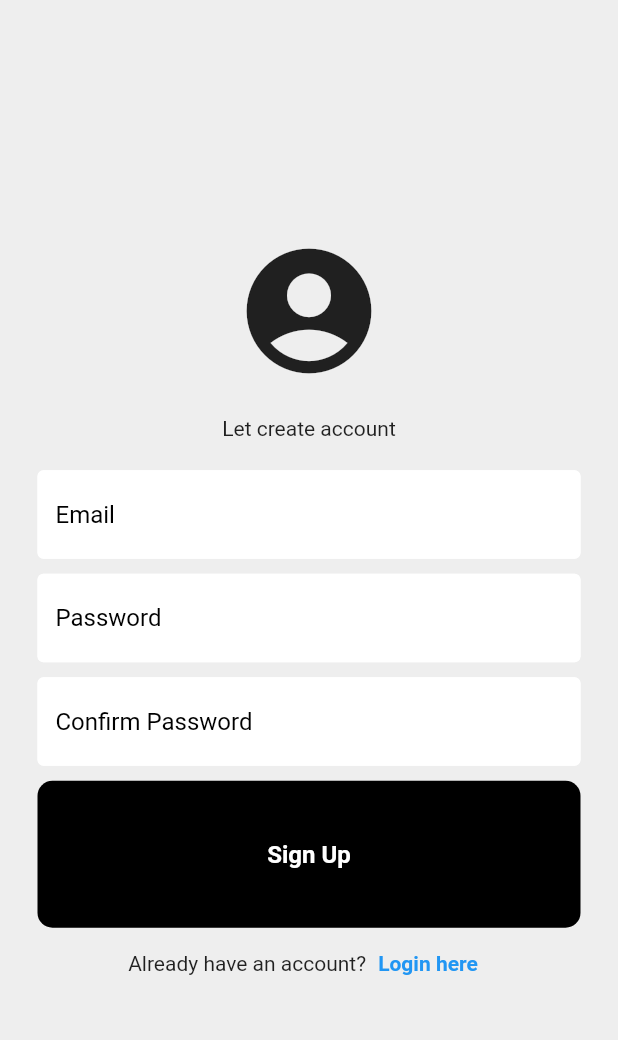
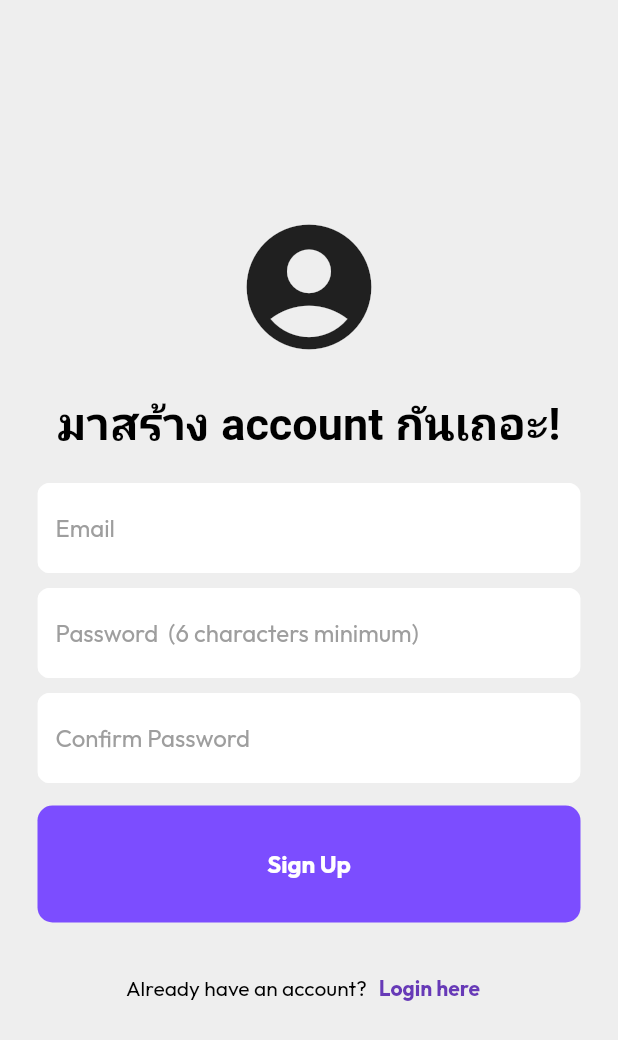
Before and after one commit to AllergyOat/JodWallet-flutter, a Flutter app: the screen it shows after launch, after a tap on "Register here", on a phone screen of 412 x 824 dp. Shown: the top 1040 px of the screen. Run offline on Flutter 3.47's test engine with Material 2 defaults, Android fonts, the light colour scheme and no system bars; our stand-ins replace firebase_auth, firebase_core, google_fonts; accounts and stored records are empty; network calls fail.

Commit message:
Add Google fontsStyle

```diff
--- a/lib/component/button.dart
+++ b/lib/component/button.dart
@@ -1,4 +1,5 @@
 import 'package:flutter/material.dart';
+import 'package:google_fonts/google_fonts.dart';
 
 class MyButton extends StatelessWidget {
   final Function()? onTap;
@@ -14,9 +15,9 @@ class MyButton extends StatelessWidget {
     return GestureDetector(
       onTap: onTap,
       child: Container(
-        padding: const EdgeInsets.all(25),
+        padding: const EdgeInsets.all(15),
         decoration: BoxDecoration(
-          color: Colors.black,
+          color: Colors.deepPurpleAccent,
           borderRadius: BorderRadius.circular(10),
         ),
         child: TextButton(
@@ -24,7 +25,7 @@ class MyButton extends StatelessWidget {
           child: Center(
             child: Text(
               text,
-              style: const TextStyle(
+              style: GoogleFonts.outfit(
                 color: Colors.white,
                 fontWeight: FontWeight.bold,
                 fontSize: 16,
--- a/lib/component/text_field.dart
+++ b/lib/component/text_field.dart
@@ -1,4 +1,5 @@
 import 'package:flutter/material.dart';
+import 'package:google_fonts/google_fonts.dart';
 
 class MyTextField extends StatefulWidget {
   final TextEditingController controller;
@@ -19,7 +20,9 @@ class MyTextField extends StatefulWidget {
 class _MyTextFieldState extends State<MyTextField> {
   @override
   Widget build(BuildContext context) {
-    return TextField(
+    return ClipRRect(
+      borderRadius: BorderRadius.circular(8),
+      child: TextField(
         controller: widget.controller,
         obscureText: widget.obsecureText,
         decoration: InputDecoration(
@@ -32,7 +35,8 @@ class _MyTextFieldState extends State<MyTextField> {
           fillColor: Colors.white,
           filled: true,
           hintText: widget.hintText,
-        hintStyle: TextStyle(color: Colors.black),
+          hintStyle: GoogleFonts.outfit(color: Colors.grey,),
+        ),
       ),
     );
   }
--- a/lib/pages/login_page.dart
+++ b/lib/pages/login_page.dart
@@ -2,6 +2,7 @@ import 'package:firebase_auth/firebase_auth.dart';
 import 'package:flutter/material.dart';
 import 'package:project/component/text_field.dart';
 import 'package:project/component/button.dart';
+import 'package:google_fonts/google_fonts.dart';
 
 class LoginPage extends StatefulWidget {
   final Function()? onTap;
@@ -57,10 +58,23 @@ class _LoginPageState extends State<LoginPage> {
             child: Column(
               mainAxisAlignment: MainAxisAlignment.center,
               children: [
-                const Icon(Icons.account_circle, size: 100),
-                const SizedBox(height: 20),
-                const Text('welcome to our app'),
-                const SizedBox(height: 20),
+                // const Icon(Icons.account_circle, size: 100),
+                const SizedBox(height: 10),
+                Text(
+                  'สวัสดี!',
+                  style: GoogleFonts.notoSansThai(
+                    textStyle: const TextStyle(
+                        fontSize: 40, fontWeight: FontWeight.bold),
+                  ),
+                ),
+                const SizedBox(height: 10),
+                Text(
+                  "Welcome back, nice to meet you",
+                  style: GoogleFonts.outfit(
+                    textStyle: const TextStyle(fontSize: 20),
+                  ),
+                ),
+                const SizedBox(height: 30),
 
                 // email text field
                 MyTextField(
@@ -68,7 +82,7 @@ class _LoginPageState extends State<LoginPage> {
                   hintText: "Email",
                   obsecureText: false,
                 ),
-                const SizedBox(height: 10),
+                const SizedBox(height: 11),
 
                 // password text field
                 MyTextField(
@@ -76,24 +90,32 @@ class _LoginPageState extends State<LoginPage> {
                   hintText: "Password",
                   obsecureText: true,
                 ),
-                const SizedBox(height: 10),
+                const SizedBox(height: 13),
 
                 //sign in button
                 MyButton(onTap: signIn, text: 'Sign in'),
+                const SizedBox(height: 20),
 
                 // register suggestion
                 Row(
                   mainAxisAlignment: MainAxisAlignment.center,
                   children: [
-                    const Text('Don\'t have an account?'),
+                    Text(
+                      'Don\'t have an account?',
+                      style: GoogleFonts.outfit(
+                          textStyle: const TextStyle(color: Colors.black)),
+                    ),
                     TextButton(
                       onPressed: () {},
                       child: GestureDetector(
                         onTap: widget.onTap,
-                        child: const Text('Register here',
-                            style: TextStyle(
-                                color: Colors.blue,
-                                fontWeight: FontWeight.bold)),
+                        child: Text(
+                          'Register here',
+                          style: GoogleFonts.outfit(
+                              textStyle: const TextStyle(
+                                  color: Colors.deepPurple,
+                                  fontWeight: FontWeight.bold)),
+                        ),
                       ),
                     ),
                   ],
--- a/lib/pages/register_page.dart
+++ b/lib/pages/register_page.dart
@@ -1,5 +1,6 @@
 import 'package:firebase_auth/firebase_auth.dart';
 import 'package:flutter/material.dart';
+import 'package:google_fonts/google_fonts.dart';
 import '../component/button.dart';
 import '../component/text_field.dart';
 
@@ -65,7 +66,11 @@ class _RegisterPageState extends State<RegisterPage> {
               children: [
                 const Icon(Icons.account_circle, size: 100),
                 const SizedBox(height: 20),
-                const Text('Let create account'),
+                Text('มาสร้าง account กันเถอะ!',
+                    style: GoogleFonts.notoSansThai(
+                        color: Colors.black,
+                        fontSize: 30,
+                        fontWeight: FontWeight.bold)),
                 const SizedBox(height: 20),
 
                 // email text field
@@ -79,7 +84,7 @@ class _RegisterPageState extends State<RegisterPage> {
                 // password text field
                 MyTextField(
                   controller: passwordTextController,
-                  hintText: "Password",
+                  hintText: "Password  (6 characters minimum)",
                   obsecureText: true,
                 ),
                 const SizedBox(height: 10),
@@ -90,23 +95,25 @@ class _RegisterPageState extends State<RegisterPage> {
                   hintText: "Confirm Password",
                   obsecureText: true,
                 ),
-                const SizedBox(height: 10),
+                const SizedBox(height: 15),
 
                 //sign Up button
                 MyButton(onTap: signUp, text: 'Sign Up'),
+                const SizedBox(height: 20),
 
                 // register suggestion
                 Row(
                   mainAxisAlignment: MainAxisAlignment.center,
                   children: [
-                    const Text('Already have an account?'),
+                    Text('Already have an account?',
+                        style: GoogleFonts.outfit(color: Colors.black)),
                     TextButton(
                       onPressed: () {},
                       child: GestureDetector(
                         onTap: widget.onTap,
-                        child: const Text('Login here',
-                            style: TextStyle(
-                                color: Colors.blue,
+                        child: Text('Login here',
+                            style: GoogleFonts.outfit(
+                                color: Colors.deepPurple,
                                 fontWeight: FontWeight.bold)),
                       ),
                     ),
--- a/pubspec.yaml
+++ b/pubspec.yaml
@@ -39,6 +39,7 @@ dependencies:
   firebase_core_platform_interface: ^4.8.0
   firebase_auth: ^4.10.0
   cloud_firestore: ^4.9.1
+  google_fonts: ^5.1.0
 
 dev_dependencies:
   flutter_test:
```
Also changed, not shown: pubspec.lock, 1 other file. Lines whose indentation alone changed are shown as unchanged.
